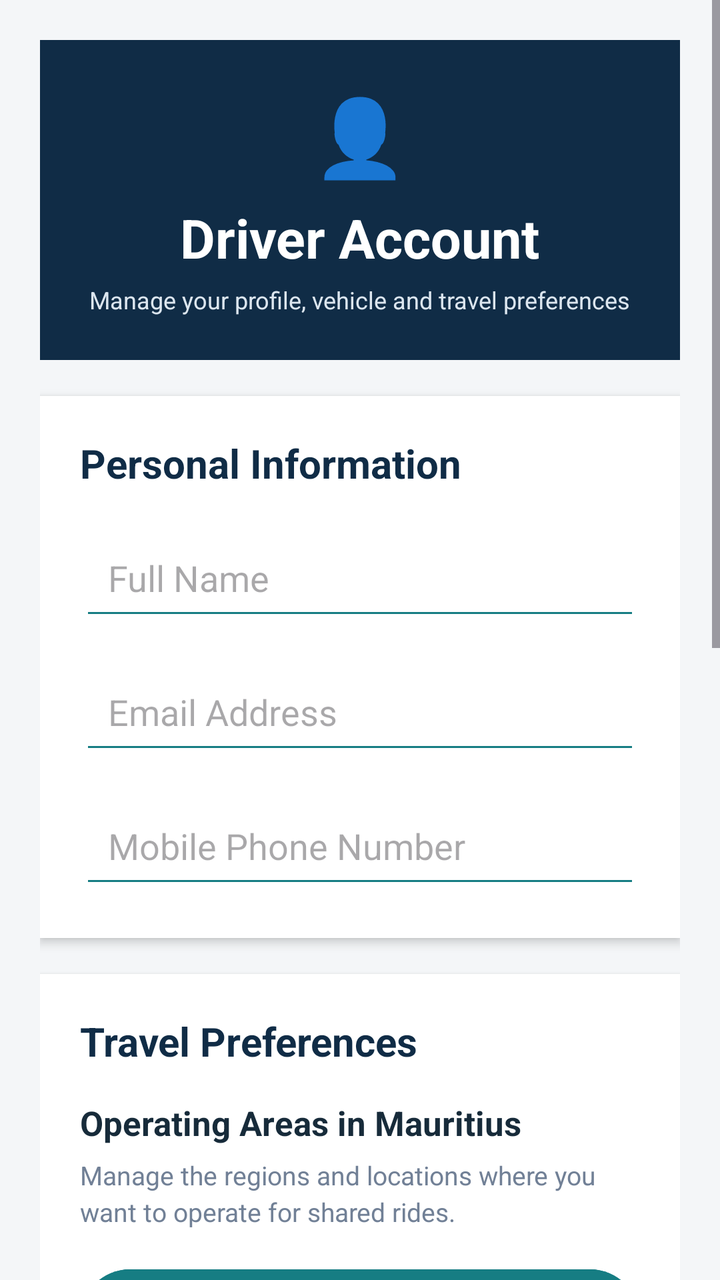
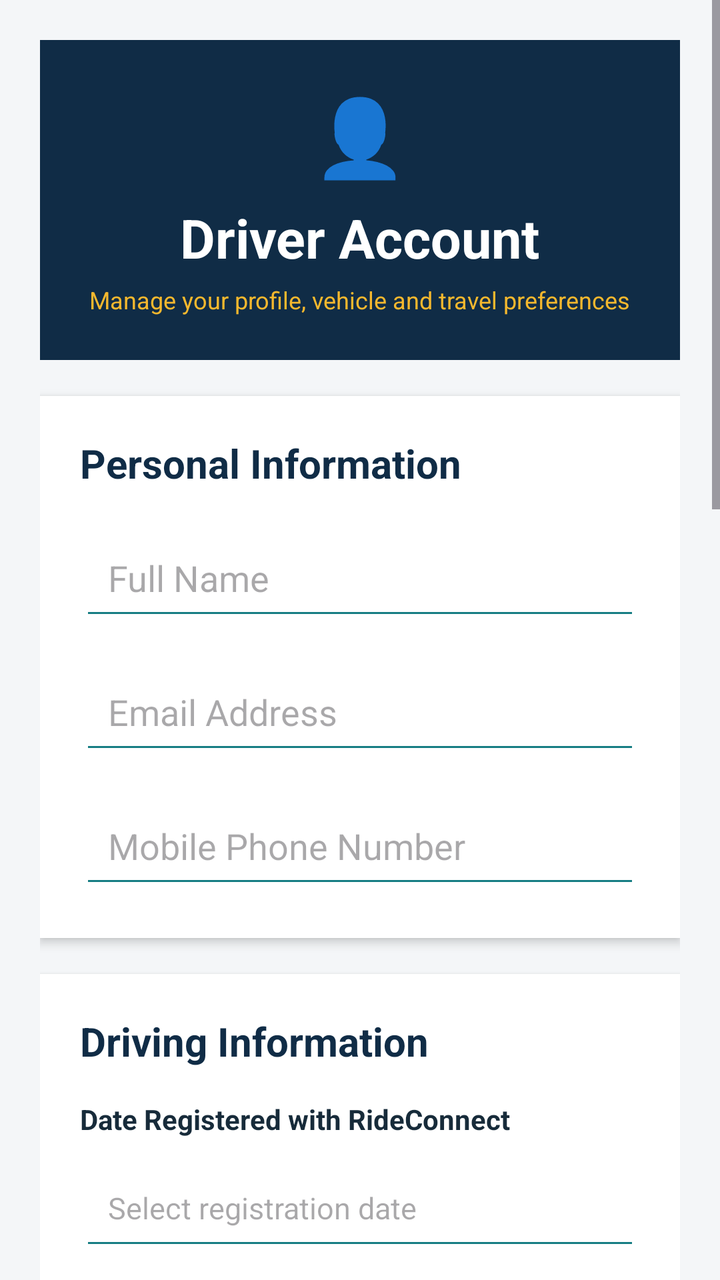

Before-and-after screenshots of an Android layout around one commit, followed by the original layout XML and the change that was made.
<!-- AndroidManifest.xml: application theme Theme.RideConnect -->
<!-- res/layout/activity_driver_account.xml -->
<?xml version="1.0" encoding="utf-8"?>
<ScrollView
    xmlns:android="http://schemas.android.com/apk/res/android"
    android:layout_width="match_parent"
    android:layout_height="match_parent"
    android:background="@color/screen_background"
    android:fillViewport="true">

    <LinearLayout
        android:layout_width="match_parent"
        android:layout_height="wrap_content"
        android:orientation="vertical"
        android:padding="20dp">

        
        <LinearLayout
            android:layout_width="match_parent"
            android:layout_height="160dp"
            android:orientation="vertical"
            android:gravity="center"
            android:background="@color/navy"
            android:padding="20dp">

            <TextView
                android:layout_width="wrap_content"
                android:layout_height="wrap_content"
                android:text="👤"
                android:textSize="38sp"/>

            <TextView
                android:layout_width="wrap_content"
                android:layout_height="wrap_content"
                android:text="Driver Account"
                android:textSize="27sp"
                android:textStyle="bold"
                android:textColor="@color/white"
                android:layout_marginTop="8dp"/>

            <TextView
                android:layout_width="wrap_content"
                android:layout_height="wrap_content"
                android:text="Manage your profile, vehicle and travel preferences"
                android:textSize="12sp"
                android:textColor="#DCE6EF"
                android:layout_marginTop="5dp"
                android:gravity="center"/>

        </LinearLayout>

        
        <LinearLayout
            android:layout_width="match_parent"
            android:layout_height="wrap_content"
            android:orientation="vertical"
            android:background="@color/white"
            android:padding="20dp"
            android:layout_marginTop="18dp"
            android:elevation="3dp">

            <TextView
                android:layout_width="match_parent"
                android:layout_height="wrap_content"
                android:text="Personal Information"
                android:textSize="20sp"
                android:textStyle="bold"
                android:textColor="@color/navy"/>

            <EditText
                android:id="@+id/nameInput"
                android:layout_width="match_parent"
                android:layout_height="55dp"
                android:hint="Full Name"
                android:inputType="textPersonName|textCapWords"
                android:singleLine="true"
                android:layout_marginTop="15dp"
                android:paddingStart="14dp"
                android:paddingEnd="14dp"
                android:textColor="@color/text_primary"
                android:backgroundTint="@color/teal"/>

            <EditText
                android:id="@+id/emailInput"
                android:layout_width="match_parent"
                android:layout_height="55dp"
                android:hint="Email Address"
                android:inputType="textEmailAddress"
                android:enabled="false"
                android:singleLine="true"
                android:layout_marginTop="12dp"
                android:paddingStart="14dp"
                android:paddingEnd="14dp"
                android:textColor="@color/text_primary"
                android:backgroundTint="@color/teal"/>

            <EditText
                android:id="@+id/phoneInput"
                android:layout_width="match_parent"
                android:layout_height="55dp"
                android:hint="Mobile Phone Number"
                android:inputType="phone"
                android:singleLine="true"
                android:layout_marginTop="12dp"
                android:paddingStart="14dp"
                android:paddingEnd="14dp"
                android:textColor="@color/text_primary"
                android:backgroundTint="@color/teal"/>

        </LinearLayout>

        
        <LinearLayout
            android:layout_width="match_parent"
            android:layout_height="wrap_content"
            android:orientation="vertical"
            android:background="@color/white"
            android:padding="20dp"
            android:layout_marginTop="18dp"
            android:elevation="3dp">

            <TextView
                android:layout_width="match_parent"
                android:layout_height="wrap_content"
                android:text="Travel Preferences"
                android:textSize="20sp"
                android:textStyle="bold"
                android:textColor="@color/navy"/>

            <TextView
                android:layout_width="match_parent"
                android:layout_height="wrap_content"
                android:text="Operating Areas in Mauritius"
                android:textSize="17sp"
                android:textStyle="bold"
                android:textColor="@color/text_primary"
                android:layout_marginTop="16dp"/>

            <TextView
                android:layout_width="match_parent"
                android:layout_height="wrap_content"
                android:text="Manage the regions and locations where you want to operate for shared rides."
                android:textSize="13sp"
                android:textColor="@color/text_secondary"
                android:layout_marginTop="6dp"
                android:lineSpacingExtra="3dp"/>

            
            <Button
                android:id="@+id/selectedLocationsButton"
                android:layout_width="match_parent"
                android:layout_height="58dp"
                android:text="📍  MANAGE SELECTED LOCATIONS"
                android:textSize="14sp"
                android:textStyle="bold"
                android:textAllCaps="false"
                android:textColor="@color/white"
                android:backgroundTint="@color/teal"
                android:layout_marginTop="16dp"
                android:elevation="2dp"/>

        </LinearLayout>

        
        <LinearLayout
            android:layout_width="match_parent"
            android:layout_height="wrap_content"
            android:orientation="vertical"
            android:background="@color/white"
            android:padding="20dp"
            android:layout_marginTop="18dp"
            android:elevation="3dp">

            <TextView
                android:layout_width="match_parent"
                android:layout_height="wrap_content"
                android:text="Vehicle Information"
                android:textSize="20sp"
                android:textStyle="bold"
                android:textColor="@color/navy"/>

            <EditText
                android:id="@+id/carMakeInput"
                android:layout_width="match_parent"
                android:layout_height="55dp"
                android:hint="Car Make"
                android:inputType="textCapWords"
                android:singleLine="true"
                android:layout_marginTop="15dp"
                android:paddingStart="14dp"
                android:paddingEnd="14dp"
                android:backgroundTint="@color/teal"/>

            <EditText
                android:id="@+id/carModelInput"
                android:layout_width="match_parent"
                android:layout_height="55dp"
                android:hint="Car Model"
                android:inputType="textCapWords"
                android:singleLine="true"
                android:layout_marginTop="12dp"
                android:paddingStart="14dp"
                android:paddingEnd="14dp"
                android:backgroundTint="@color/teal"/>

            <EditText
                android:id="@+id/carColorInput"
                android:layout_width="match_parent"
                android:layout_height="55dp"
                android:hint="Car Colour"
                android:inputType="textCapWords"
                android:singleLine="true"
                android:layout_marginTop="12dp"
                android:paddingStart="14dp"
                android:paddingEnd="14dp"
                android:backgroundTint="@color/teal"/>

            <EditText
                android:id="@+id/carRegistrationInput"
                android:layout_width="match_parent"
                android:layout_height="55dp"
                android:hint="Car Registration Number"
                android:inputType="textCapCharacters"
                android:singleLine="true"
                android:layout_marginTop="12dp"
                android:paddingStart="14dp"
                android:paddingEnd="14dp"
                android:backgroundTint="@color/teal"/>

        </LinearLayout>

        
        <Button
            android:id="@+id/saveButton"
            android:layout_width="match_parent"
            android:layout_height="58dp"
            android:text="SAVE CHANGES"
            android:textSize="16sp"
            android:textStyle="bold"
            android:textAllCaps="false"
            android:textColor="@color/white"
            android:backgroundTint="@color/teal"
            android:layout_marginTop="22dp"
            android:layout_marginBottom="25dp"
            android:elevation="3dp"/>

        
        <Button
            android:id="@+id/driverLogoutButton"
            android:layout_width="match_parent"
            android:layout_height="55dp"
            android:text="LOG OUT"
            android:textSize="15sp"
            android:textStyle="bold"
            android:textAllCaps="false"
            android:textColor="@color/white"
            android:backgroundTint="@color/error"
            android:layout_marginBottom="20dp"
            android:elevation="3dp"/>

    </LinearLayout>

</ScrollView>
<!-- resources referenced by this layout -->
<resources>
  <color name="error">#D64545</color>
  <color name="navy">#102C46</color>
  <color name="screen_background">#F4F6F8</color>
  <color name="teal">#167D83</color>
  <color name="text_primary">#172B3A</color>
  <color name="text_secondary">#718096</color>
  <color name="white">#FFFFFFFF</color>
  <style name="Theme.RideConnect" parent="Base.Theme.RideConnect" />
  <style name="Base.Theme.RideConnect" parent="Theme.Material3.Light.NoActionBar">
  
          
          <item name="colorPrimary">@color/navy</item>
          <item name="colorOnPrimary">@color/white</item>
  
          <item name="colorSecondary">@color/teal</item>
          <item name="colorOnSecondary">@color/white</item>
  
          <item name="colorTertiary">@color/gold</item>
          <item name="colorOnTertiary">@color/navy</item>
  
          
          <item name="colorSurface">@color/card_white</item>
          <item name="colorOnSurface">@color/text_primary</item>
  
          
          <item name="android:statusBarColor">@color/navy</item>
          <item name="android:navigationBarColor">@color/card_white</item>
  
          <item name="android:windowLightStatusBar">false</item>
          <item name="android:windowLightNavigationBar">true</item>
  
          
          <item name="android:windowBackground">@color/screen_background</item>
  
          
          <item name="android:colorAccent">@color/teal</item>
  
      </style>
  <color name="gold">#F2B84B</color>
  <color name="card_white">#FFFFFF</color>
</resources>

<!-- the commit's change to res/layout/activity_driver_account.xml (unified diff, before → after) -->
@@ -41,7 +41,7 @@
                 android:layout_height="wrap_content"
                 android:text="Manage your profile, vehicle and travel preferences"
                 android:textSize="12sp"
-                android:textColor="#DCE6EF"
+                android:textColor="#F5B82E"
                 android:layout_marginTop="5dp"
                 android:gravity="center"/>
 
@@ -102,6 +102,75 @@
                 android:layout_marginTop="12dp"
                 android:paddingStart="14dp"
                 android:paddingEnd="14dp"
+                android:textColor="@color/text_primary"
+                android:backgroundTint="@color/teal"/>
+
+        </LinearLayout>
+
+        
+        <LinearLayout
+            android:layout_width="match_parent"
+            android:layout_height="wrap_content"
+            android:orientation="vertical"
+            android:background="@color/white"
+            android:padding="20dp"
+            android:layout_marginTop="18dp"
+            android:elevation="3dp">
+
+            <TextView
+                android:layout_width="match_parent"
+                android:layout_height="wrap_content"
+                android:text="Driving Information"
+                android:textSize="20sp"
+                android:textStyle="bold"
+                android:textColor="@color/navy"/>
+
+            
+            <TextView
+                android:layout_width="match_parent"
+                android:layout_height="wrap_content"
+                android:text="Date Registered with RideConnect"
+                android:textSize="14sp"
+                android:textStyle="bold"
+                android:textColor="@color/text_primary"
+                android:layout_marginTop="16dp"
+                android:layout_marginBottom="6dp"/>
+
+            <EditText
+                android:id="@+id/registrationDateInput"
+                android:layout_width="match_parent"
+                android:layout_height="55dp"
+                android:hint="Select registration date"
+                android:focusable="false"
+                android:clickable="true"
+                android:singleLine="true"
+                android:paddingStart="14dp"
+                android:paddingEnd="14dp"
+                android:textSize="15sp"
+                android:textColor="@color/text_primary"
+                android:backgroundTint="@color/teal"/>
+
+            
+            <TextView
+                android:layout_width="match_parent"
+                android:layout_height="wrap_content"
+                android:text="Years of Driving Experience"
+                android:textSize="14sp"
+                android:textStyle="bold"
+                android:textColor="@color/text_primary"
+                android:layout_marginTop="16dp"
+                android:layout_marginBottom="6dp"/>
+
+            <EditText
+                android:id="@+id/drivingExperienceInput"
+                android:layout_width="match_parent"
+                android:layout_height="55dp"
+                android:hint="Enter years of experience"
+                android:inputType="number"
+                android:singleLine="true"
+                android:paddingStart="14dp"
+                android:paddingEnd="14dp"
+                android:textSize="15sp"
                 android:textColor="@color/text_primary"
                 android:backgroundTint="@color/teal"/>
 
@@ -244,6 +313,20 @@
 
         
         <Button
+            android:id="@+id/deleteDriverAccountButton"
+            android:layout_width="match_parent"
+            android:layout_height="55dp"
+            android:text="DELETE DRIVER ACCOUNT"
+            android:textSize="15sp"
+            android:textStyle="bold"
+            android:textAllCaps="false"
+            android:textColor="@color/white"
+            android:backgroundTint="@color/error"
+            android:layout_marginBottom="12dp"
+            android:elevation="3dp"/>
+
+        
+        <Button
             android:id="@+id/driverLogoutButton"
             android:layout_width="match_parent"
             android:layout_height="55dp"
